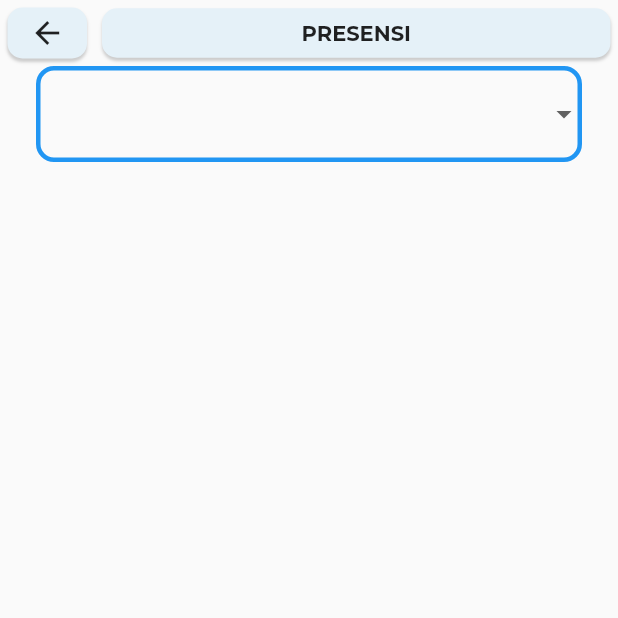
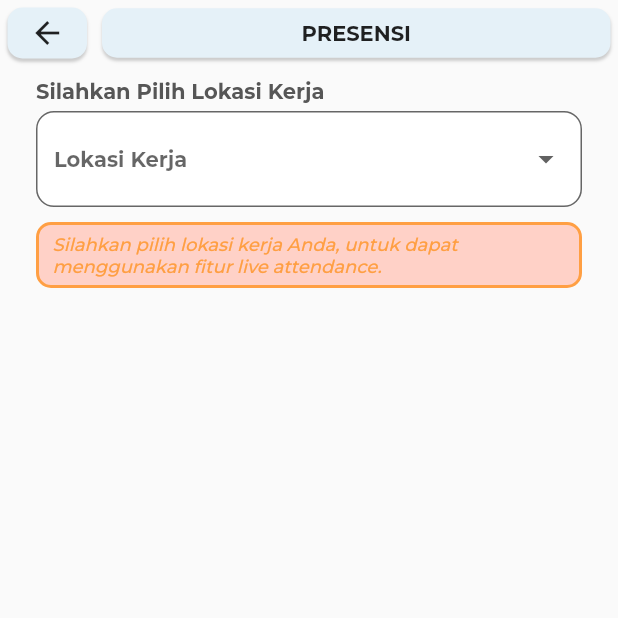
Before and after one commit to kusnadin-ali/TMS-Hub, a Flutter app: the screen it shows after launch, after a tap on "Presensi", on a phone screen of 412 x 824 dp, the top half of it. Run offline on Flutter 3.47's test engine with Material 2 defaults, Android fonts, the phone set to English and light mode, and no system bars; our stand-ins replace hexcolor.

Commit message:
liveattend screen 1

```diff
--- a/Front-End/tmshub/lib/src/screens/dashboard_screen.dart
+++ b/Front-End/tmshub/lib/src/screens/dashboard_screen.dart
@@ -1,19 +1,13 @@
-// ignore_for_file: library_private_types_in_public_api, prefer_const_constructors, prefer_const_literals_to_create_immutables
+// ignore_for_file: use_key_in_widget_constructors, prefer_const_constructors
 
 import 'package:flutter/material.dart';
 import 'package:tmshub/src/widgets/dashboard_widgets/dasboard_navigation.dart';
 import 'package:tmshub/src/widgets/dashboard_widgets/visi_misi_card.dart';
 
-class DashboardScreen extends StatefulWidget {
-  @override
-  _DashboardScreenState createState() => _DashboardScreenState();
-}
-
-class _DashboardScreenState extends State<DashboardScreen> {
+class DashboardScreen extends StatelessWidget {
   @override
   Widget build(BuildContext context) {
-    return MaterialApp(
-        home: Scaffold(
+    return Scaffold(
         body: SingleChildScrollView(
           child: Column(
             children: [
@@ -98,14 +92,16 @@ class _DashboardScreenState extends State<DashboardScreen> {
                       ],
                     )
                   ],
-              )),
+                ),
+              ),
               // Card Dasboard
               DasboardNavigationWidget(),
               // visi misi
               VisiMisiCard(),
               SizedBox(height: 15,)
             ],
-      )),
-    ));
+          ),
+        ),
+      );
   }
 }
--- a/Front-End/tmshub/lib/src/screens/presensi_screen.dart
+++ b/Front-End/tmshub/lib/src/screens/presensi_screen.dart
@@ -4,25 +4,18 @@ import 'package:flutter/material.dart';
 import 'package:tmshub/src/widgets/presensi_widgets/live_attend1.dart';
 import 'package:tmshub/src/widgets/top_navigation.dart';
 
-class PresensiScreen extends StatefulWidget {
+class PresensiScreen extends StatelessWidget {
   const PresensiScreen({Key? key}) : super(key: key);
 
   @override
-  State<PresensiScreen> createState() => _PresensiScreenState();
-}
-
-class _PresensiScreenState extends State<PresensiScreen> {
-  @override
   Widget build(BuildContext context) {
-    return MaterialApp(
-      home: Scaffold(
+    return Scaffold(
         body: Column(
           children: [
             TopNavigation(title: "presensi"),
             LiveAttendPage1()
           ],
         ),
-      ),
-    );
+      );
   }
 }
--- a/Front-End/tmshub/lib/src/widgets/dashboard_widgets/dasboard_navigation.dart
+++ b/Front-End/tmshub/lib/src/widgets/dashboard_widgets/dasboard_navigation.dart
@@ -93,9 +93,10 @@ class DasboardNavigationWidget extends StatelessWidget {
         color: Colors.transparent,
         child: InkWell(
             onTap: () {
-              Navigator.push(
-                context,
-                MaterialPageRoute(builder: (context) => destination),
+              Navigator.of(context).push(
+                MaterialPageRoute(builder: (context){
+                  return destination;
+                })
               );
             },
             child: Ink(
--- a/Front-End/tmshub/lib/src/widgets/presensi_widgets/live_attend1.dart
+++ b/Front-End/tmshub/lib/src/widgets/presensi_widgets/live_attend1.dart
@@ -1,6 +1,7 @@
-// ignore_for_file: prefer_const_constructors
+// ignore_for_file: prefer_const_constructors, prefer_const_literals_to_create_immutables
 
 import 'package:flutter/material.dart';
+import 'package:hexcolor/hexcolor.dart';
 import 'package:tmshub/src/models/office.dart';
 import 'package:tmshub/src/services/attendance_services.dart';
 
@@ -28,21 +29,20 @@ class _LiveAttendPage1State extends State<LiveAttendPage1> {
 
   @override
   Widget build(BuildContext context) {
-    return Padding(
-      padding: EdgeInsets.only(left: 24, right: 24),
-      child: Center(
-          child: officeList?.isEmpty == false
-              ? buttonDropdownWidget()
-              : Text("tidak ada data")),
-    );
+    print(officeSelected);
+    return officeList?.isEmpty == false ? pageWidget() : Text("tidak ada data");
   }
 
   Widget buttonDropdownWidget() {
     return DropdownButtonFormField<String>(
       decoration: InputDecoration(
-          enabledBorder: OutlineInputBorder(
-              borderRadius: BorderRadius.circular(12),
-              borderSide: BorderSide(width: 3, color: Colors.blue))),
+        border: OutlineInputBorder(
+            borderRadius: BorderRadius.circular(12),
+            borderSide: BorderSide(width: 5, color: Colors.blue)),
+        filled: true,
+        fillColor: Colors.white,
+        hoverColor: Colors.white
+      ),
       value: officeSelected,
       items: officeList
               ?.map((e) => DropdownMenuItem<String>(
@@ -59,6 +59,71 @@ class _LiveAttendPage1State extends State<LiveAttendPage1> {
           officeSelected = item;
         });
       },
+      hint: Align(
+        alignment: Alignment.center,
+        child: Text(
+          "Lokasi Kerja",
+          style: TextStyle(
+            fontSize: 14,
+            fontFamily: "Montserrat",
+            fontWeight: FontWeight.w700,
+          ),
+        ),
+      ),
+    );
+  }
+
+  Widget pageWidget() {
+    return Padding(
+      padding: EdgeInsets.only(left: 24, right: 24),
+      child: Column(
+        crossAxisAlignment:
+            CrossAxisAlignment.start, // Menentukan teks sebelah kiri
+        children: [
+          SizedBox(
+            height: 8,
+          ),
+          Container(
+              alignment: Alignment.centerLeft,
+              child: Text(
+                "Silahkan Pilih Lokasi Kerja",
+                style: TextStyle(
+                    color: HexColor("#565656"),
+                    fontFamily: "Montserrat",
+                    fontSize: 14,
+                    fontWeight: FontWeight.w700),
+              )),
+          SizedBox(
+            height: 5,
+          ),
+          buttonDropdownWidget(),
+          SizedBox(
+            height: 10,
+          ),
+          Container(
+              decoration: BoxDecoration(
+                border: Border.all(
+                  width: 2,
+                  color: HexColor("#FF9F43"), // Warna border #FF9F43
+                ),
+                borderRadius: BorderRadius.all(Radius.circular(10)),
+                color: HexColor("#ffd1c7"), // Warna background #ffd1c7
+              ),
+              child: Padding(
+                padding: EdgeInsets.only(left: 9, top: 5, bottom: 5, right: 9),
+                child: Text(
+                  "Silahkan pilih lokasi kerja Anda, untuk dapat menggunakan fitur live attendance.",
+                  style: TextStyle(
+                    color: HexColor("#FF9F43"),
+                    fontFamily: "Montserrat",
+                    fontSize: 12,
+                    fontWeight: FontWeight.w400,
+                    fontStyle: FontStyle.italic
+                  ),
+                ),
+              ))
+        ],
+      ),
     );
   }
 }
--- a/Front-End/tmshub/lib/src/widgets/top_navigation.dart
+++ b/Front-End/tmshub/lib/src/widgets/top_navigation.dart
@@ -1,22 +1,18 @@
-// ignore_for_file: sized_box_for_whitespace, prefer_const_constructors, sort_child_properties_last
+// ignore_for_file: prefer_const_constructors, sort_child_properties_last, sized_box_for_whitespace
 
 import 'package:flutter/material.dart';
 import 'package:hexcolor/hexcolor.dart';
 
-class TopNavigation extends StatefulWidget {
-  final String title; // Tambahkan parameter title
+class TopNavigation extends StatelessWidget {
+  final String title;
+
   const TopNavigation({Key? key, required this.title}) : super(key: key);
 
-  @override
-  State<TopNavigation> createState() => _TopNavigationState();
-}
-
-class _TopNavigationState extends State<TopNavigation> {
   @override
   Widget build(BuildContext context) {
     return Container(
       padding: EdgeInsets.all(5),
-        width: MediaQuery.sizeOf(context).width,
+      width: MediaQuery.of(context).size.width,
       child: Row(
         children: [
           Container(
@@ -29,7 +25,7 @@ class _TopNavigationState extends State<TopNavigation> {
                 },
                 child: Ink(
                   decoration: BoxDecoration(
-                        borderRadius: BorderRadius.all(Radius.circular(10))
+                    borderRadius: BorderRadius.all(Radius.circular(10)),
                   ),
                   child: Padding(
                     padding: EdgeInsets.only(top: 5, bottom: 5),
@@ -37,17 +33,18 @@ class _TopNavigationState extends State<TopNavigation> {
                       Icons.arrow_back_outlined,
                     ),
                   ),
-                    )),
+                ),
+              ),
             ),
             decoration: BoxDecoration(
               color: HexColor("#E5F1F8"),
               borderRadius: BorderRadius.all(Radius.circular(10)),
               boxShadow: [
                 BoxShadow(
-                    color: Colors.grey.withOpacity(0.5), // Warna bayangan
-                    spreadRadius: 0, // Radius penyebaran bayangan
-                    blurRadius: 1, // Radius blur bayangan
-                    offset: Offset(0, 2), // Posisi bayangan
+                  color: Colors.grey.withOpacity(0.5),
+                  spreadRadius: 0,
+                  blurRadius: 1,
+                  offset: Offset(0, 2),
                 ),
               ],
             ),
@@ -66,22 +63,25 @@ class _TopNavigationState extends State<TopNavigation> {
                 borderRadius: BorderRadius.all(Radius.circular(10)),
                 boxShadow: [
                   BoxShadow(
-                      color: Colors.grey.withOpacity(0.5), // Warna bayangan
-                      spreadRadius: 0, // Radius penyebaran bayangan
-                      blurRadius: 1, // Radius blur bayangan
-                      offset: Offset(0, 2), // Posisi bayangan
+                    color: Colors.grey.withOpacity(0.5),
+                    spreadRadius: 0,
+                    blurRadius: 1,
+                    offset: Offset(0, 2),
                   ),
                 ],
               ),
               alignment: Alignment.center,
               child: Text(
-                  widget.title.toUpperCase(),
+                title.toUpperCase(),
                 style: TextStyle(
-                      fontWeight: FontWeight.bold, fontFamily: "Montserrat"),
+                  fontWeight: FontWeight.bold,
+                  fontFamily: "Montserrat",
+                ),
               ),
             ),
           ),
         ],
-        ));
+      ),
+    );
   }
 }
```
Lines whose indentation alone changed are shown as unchanged.
